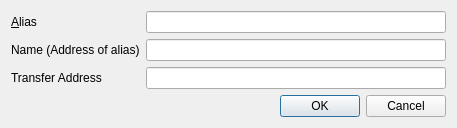
The window that src/qt/forms/editaliasdialog.ui (syscoin/syscoin1) describes before a commit, drawn with Qt 5.
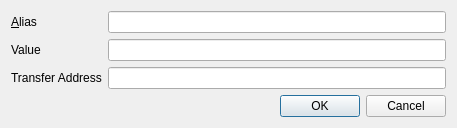
The same window after the commit.

Commit message: ui fixes for alias search

Patch:
```diff
--- a/src/qt/forms/editaliasdialog.ui
+++ b/src/qt/forms/editaliasdialog.ui
@@ -39,7 +39,7 @@
      <item row="1" column="0">
       <widget class="QLabel" name="label">
        <property name="text">
-        <string>Name (Address of alias)</string>
+        <string>Value</string>
        </property>
        <property name="buddy">
         <cstring>nameEdit</cstring>
```
The commit also changes 4 other files.
